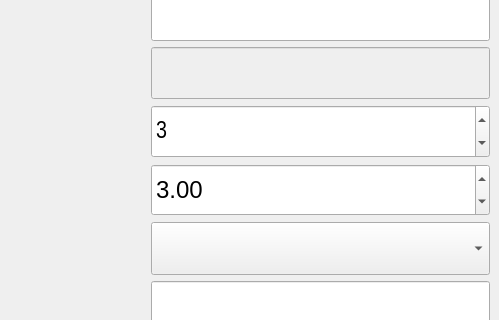
This is bind/ui/setup/chain_ui.ui in MuZiMuZi/muziToolset as Qt 5 draws it before an edit; both pictures show x 204 to 703 and y 138 to 458 of the 703 by 619 pixel window. The edited form follows.
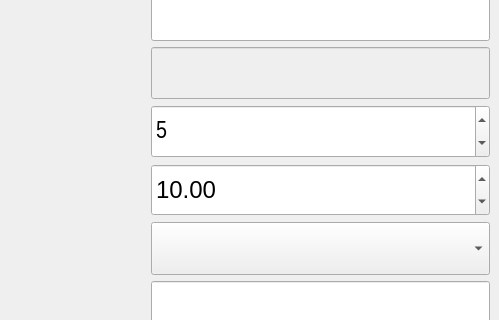
This is the edited form.

What changed in the file:
```diff
--- a/bind/ui/setup/chain_ui.ui
+++ b/bind/ui/setup/chain_ui.ui
@@ -259,7 +259,7 @@
            <number>2</number>
           </property>
           <property name="value">
-           <number>3</number>
+           <number>5</number>
           </property>
          </widget>
         </item>
@@ -305,7 +305,7 @@
            <double>1000000000000.000000000000000</double>
           </property>
           <property name="value">
-           <double>3.000000000000000</double>
+           <double>10.000000000000000</double>
           </property>
          </widget>
         </item>
```
